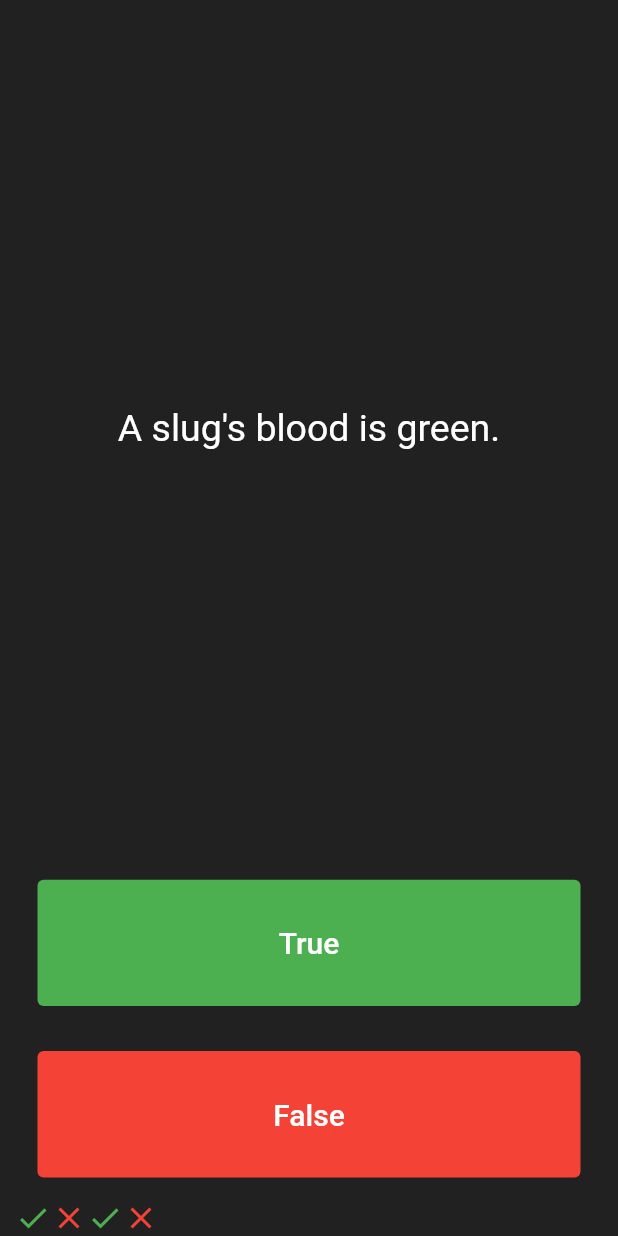
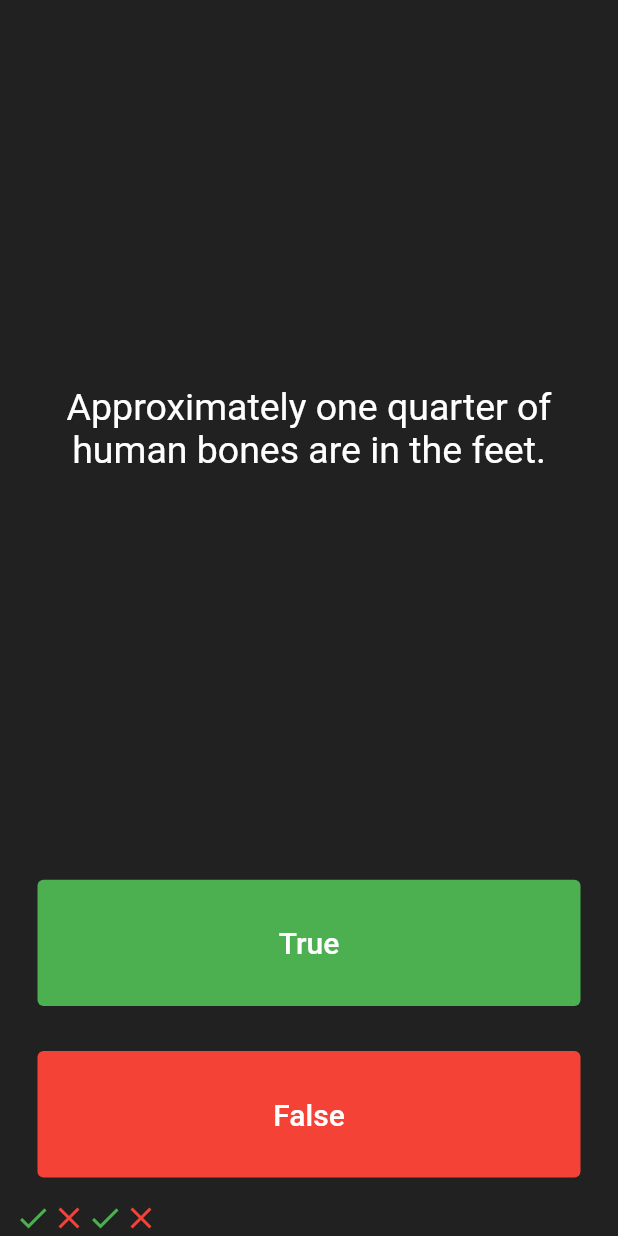
Before and after one commit to yukilaurentiu/quizzler, a Flutter app: the screen it shows after launch, after a tap on "True", after a tap on "False", on a phone screen of 412 x 824 dp. Run offline on Flutter 3.47's test engine with Material 2 defaults, Android fonts, the phone set to English and light mode, and no system bars.

Commit message:
added more class

```diff
--- a/lib/main.dart
+++ b/lib/main.dart
@@ -1,5 +1,7 @@
 import 'package:flutter/material.dart';
-import 'package:quizzler/question.dart';
+import 'quiz_brain.dart';
+
+QuizBrain quizBrain = QuizBrain();
 
 void main() => runApp(const Quizzler());
 
@@ -10,9 +12,9 @@ class Quizzler extends StatelessWidget {
     return MaterialApp(
       home: Scaffold(
         backgroundColor: Colors.grey.shade900,
-        body: SafeArea(
+        body:const  SafeArea(
           child: Padding(
-            padding: const EdgeInsets.symmetric(horizontal: 10.0),
+            padding: EdgeInsets.symmetric(horizontal: 10.0),
             child: QuizPage(),
           ),
         ),
@@ -39,14 +41,6 @@ class _QuizPageState extends State<QuizPage> {
     ),
   ];
 
-  List<Question> questions = [
-    Question(q: 'You can lead a cow down stairs but not up stairs.', a: false),
-    Question(
-        q: 'Approximately one quarter of human bones are in the feet.',
-        a: true),
-    Question(q: 'A slug\'s blood is green.', a: true)
-  ];
-
   int questionNum = 0;
 
   @override
@@ -61,7 +55,7 @@ class _QuizPageState extends State<QuizPage> {
             padding: const EdgeInsets.all(10.0),
             child: Center(
               child: Text(
-                questions[questionNum].questionText,
+                quizBrain.questions[questionNum].questionText,
                 textAlign: TextAlign.center,
                 style: const TextStyle(
                   fontSize: 25.0,
@@ -87,12 +81,11 @@ class _QuizPageState extends State<QuizPage> {
               ),
               onPressed: () {
                 //The user picked true
-                bool correctAnswer = questions[questionNum].questionAnswer;
+                bool correctAnswer = quizBrain.questions[questionNum].questionAnswer;
                 if (correctAnswer == true) {
-                  print(questions[0].questionText);
+                  print('right');
                 } else {
-                  print('test');
-                  print(questions[0].questionText);
+                  print('wrong');
                 }
                 setState(() {
                   questionNum++;
@@ -120,11 +113,11 @@ class _QuizPageState extends State<QuizPage> {
               ),
               onPressed: () {
                 //The user picked false.
-                bool correctAnswer = questions[questionNum].questionAnswer;
+                bool correctAnswer = quizBrain.questions[questionNum].questionAnswer;
                 if (correctAnswer == false) {
-                  print(questions[0]);
+                  print('right');
                 } else {
-                  print(questions[0]);
+                  print('wrong');
                 }
                 setState(() {
                   questionNum++;
--- a/lib/question.dart
+++ b/lib/question.dart
@@ -1,8 +1,8 @@
 class Question {
-  String questionText ='';
+  String questionText = '';
   bool questionAnswer = true;
 
-  Question({required String q, required a}){
+  Question(q, a){
     questionText = q;
     questionAnswer = a;
   }
--- /dev/null
+++ b/lib/quiz_brain.dart
@@ -0,0 +1,31 @@
+import 'question.dart';
+
+class QuizBrain {
+  List<Question> questions = [
+    Question('Some cats are actually allergic to humans', true),
+    Question('You can lead a cow down stairs but not up stairs.', false),
+    Question('Approximately one quarter of human bones are in the feet.', true),
+    Question('A slug\'s blood is green.', true),
+    Question('Buzz Aldrin\'s mother\'s maiden name was \"Moon\".', true),
+    Question('It is illegal to pee in the Ocean in Portugal.', true),
+    Question(
+        'No piece of square dry paper can be folded in half more than 7 times.',
+        false),
+    Question(
+        'In London, UK, if you happen to die in the House of Parliament, you are technically entitled to a state funeral, because the building is considered too sacred a place.',
+        true),
+    Question(
+        'The loudest sound produced by any animal is 188 decibels. That animal is the African Elephant.',
+        false),
+    Question(
+        'The total surface area of two human lungs is approximately 70 square metres.',
+        true),
+    Question('Google was originally called \"Backrub\".', true),
+    Question(
+        'Chocolate affects a dog\'s heart and nervous system; a few ounces are enough to kill a small dog.',
+        true),
+    Question(
+        'In West Virginia, USA, if you accidentally hit an animal with your car, you are free to take it home to eat.',
+        true),
+  ];
+}
```
